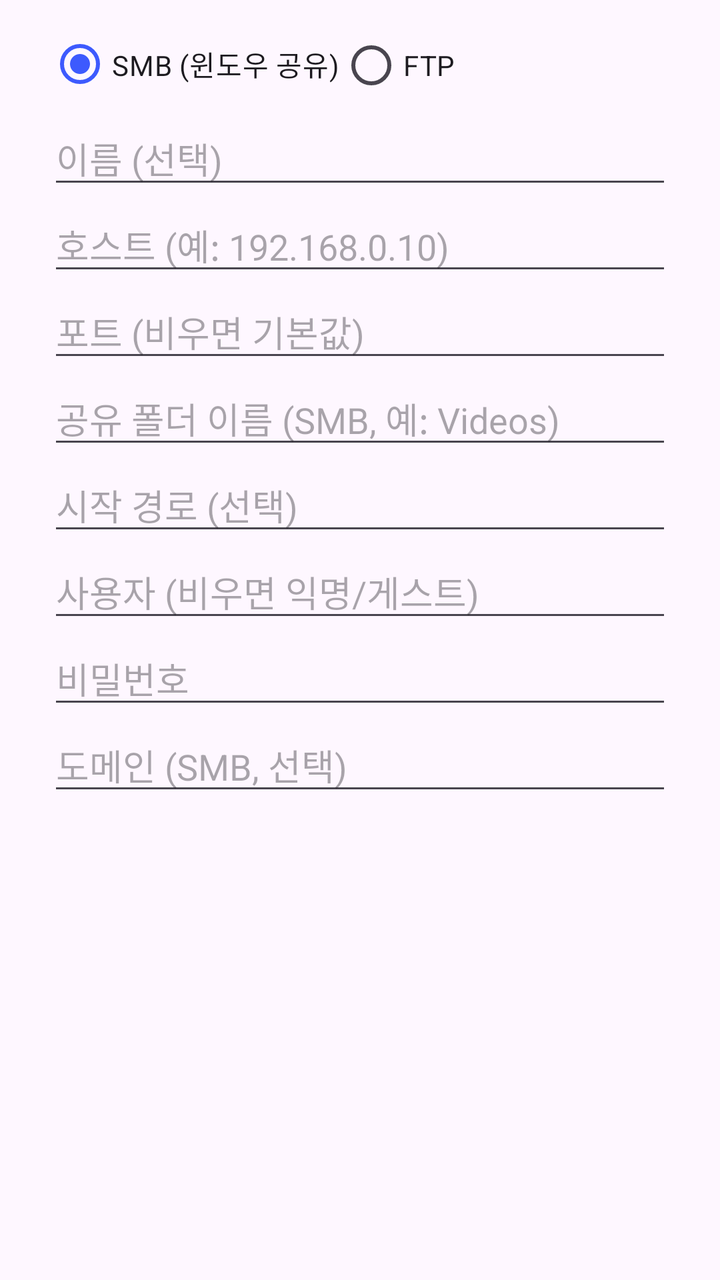
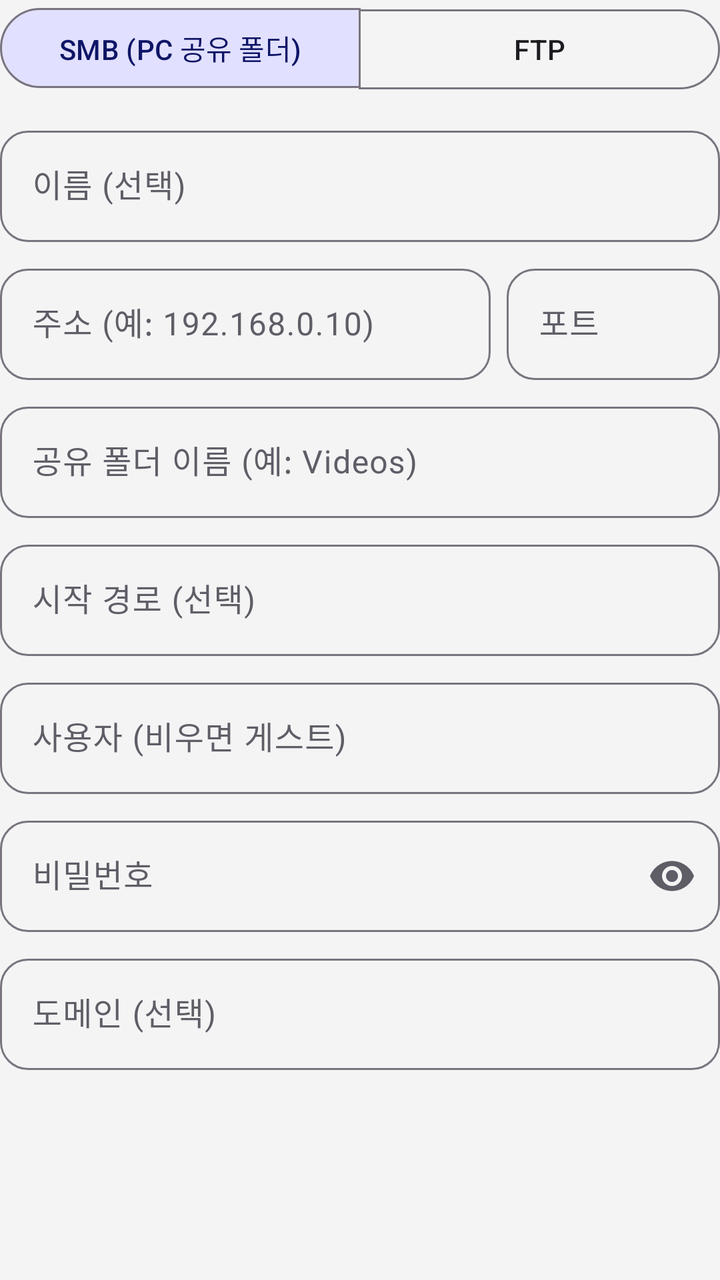

Before-and-after screenshots of an Android layout around one commit, followed by the original layout XML and the change that was made.
<!-- AndroidManifest.xml: application theme Theme.EveryVideo -->
<!-- res/layout/dialog_server.xml -->
<?xml version="1.0" encoding="utf-8"?>
<ScrollView xmlns:android="http://schemas.android.com/apk/res/android"
    android:layout_width="match_parent"
    android:layout_height="wrap_content">

    <LinearLayout
        android:layout_width="match_parent"
        android:layout_height="wrap_content"
        android:orientation="vertical"
        android:paddingStart="24dp"
        android:paddingTop="8dp"
        android:paddingEnd="24dp">

        <RadioGroup
            android:id="@+id/type"
            android:layout_width="match_parent"
            android:layout_height="wrap_content"
            android:orientation="horizontal">

            <RadioButton
                android:id="@+id/typeSmb"
                android:layout_width="wrap_content"
                android:layout_height="wrap_content"
                android:checked="true"
                android:text="SMB (윈도우 공유)" />

            <RadioButton
                android:id="@+id/typeFtp"
                android:layout_width="wrap_content"
                android:layout_height="wrap_content"
                android:text="FTP" />
        </RadioGroup>

        <EditText
            android:id="@+id/name"
            android:layout_width="match_parent"
            android:layout_height="wrap_content"
            android:hint="이름 (선택)"
            android:inputType="text" />

        <EditText
            android:id="@+id/host"
            android:layout_width="match_parent"
            android:layout_height="wrap_content"
            android:hint="호스트 (예: 192.168.0.10)"
            android:inputType="textUri" />

        <EditText
            android:id="@+id/port"
            android:layout_width="match_parent"
            android:layout_height="wrap_content"
            android:hint="포트 (비우면 기본값)"
            android:inputType="number" />

        <EditText
            android:id="@+id/share"
            android:layout_width="match_parent"
            android:layout_height="wrap_content"
            android:hint="공유 폴더 이름 (SMB, 예: Videos)"
            android:inputType="text" />

        <EditText
            android:id="@+id/path"
            android:layout_width="match_parent"
            android:layout_height="wrap_content"
            android:hint="시작 경로 (선택)"
            android:inputType="text" />

        <EditText
            android:id="@+id/user"
            android:layout_width="match_parent"
            android:layout_height="wrap_content"
            android:hint="사용자 (비우면 익명/게스트)"
            android:inputType="text" />

        <EditText
            android:id="@+id/password"
            android:layout_width="match_parent"
            android:layout_height="wrap_content"
            android:hint="비밀번호"
            android:inputType="textPassword" />

        <EditText
            android:id="@+id/domain"
            android:layout_width="match_parent"
            android:layout_height="wrap_content"
            android:hint="도메인 (SMB, 선택)"
            android:inputType="text" />
    </LinearLayout>
</ScrollView>
<!-- resources referenced by this layout -->
<resources>
  <style name="Theme.EveryVideo" parent="Theme.Material3.DayNight">
          <item name="colorPrimary">@color/brand</item>
          <item name="colorSecondary">@color/accent</item>
      </style>
  <color name="brand">#FF3D5AFE</color>
  <color name="accent">#FFFFC400</color>
</resources>

<!-- the commit's change to res/layout/dialog_server.xml (unified diff, before → after) -->
@@ -1,90 +1,153 @@
 <?xml version="1.0" encoding="utf-8"?>
 <ScrollView xmlns:android="http://schemas.android.com/apk/res/android"
+    xmlns:app="http://schemas.android.com/apk/res-auto"
     android:layout_width="match_parent"
-    android:layout_height="wrap_content">
+    android:layout_height="wrap_content"
+    android:scrollbars="none">
 
     <LinearLayout
         android:layout_width="match_parent"
         android:layout_height="wrap_content"
-        android:orientation="vertical"
-        android:paddingStart="24dp"
-        android:paddingTop="8dp"
-        android:paddingEnd="24dp">
+        android:orientation="vertical">
 
-        <RadioGroup
+        <com.google.android.material.button.MaterialButtonToggleGroup
             android:id="@+id/type"
             android:layout_width="match_parent"
             android:layout_height="wrap_content"
+            android:layout_marginBottom="12dp"
+            app:checkedButton="@+id/typeSmb"
+            app:selectionRequired="true"
+            app:singleSelection="true">
+
+            <com.google.android.material.button.MaterialButton
+                android:id="@+id/typeSmb"
+                style="@style/Widget.Material3.Button.OutlinedButton"
+                android:layout_width="0dp"
+                android:layout_height="wrap_content"
+                android:layout_weight="1"
+                android:text="SMB (PC 공유 폴더)" />
+
+            <com.google.android.material.button.MaterialButton
+                android:id="@+id/typeFtp"
+                style="@style/Widget.Material3.Button.OutlinedButton"
+                android:layout_width="0dp"
+                android:layout_height="wrap_content"
+                android:layout_weight="1"
+                android:text="FTP" />
+        </com.google.android.material.button.MaterialButtonToggleGroup>
+
+        <com.google.android.material.textfield.TextInputLayout
+            android:layout_width="match_parent"
+            android:layout_height="wrap_content"
+            android:hint="이름 (선택)">
+
+            <com.google.android.material.textfield.TextInputEditText
+                android:id="@+id/name"
+                android:layout_width="match_parent"
+                android:layout_height="wrap_content"
+                android:inputType="text" />
+        </com.google.android.material.textfield.TextInputLayout>
+
+        <LinearLayout
+            android:layout_width="match_parent"
+            android:layout_height="wrap_content"
+            android:layout_marginTop="8dp"
             android:orientation="horizontal">
 
-            <RadioButton
-                android:id="@+id/typeSmb"
-                android:layout_width="wrap_content"
+            <com.google.android.material.textfield.TextInputLayout
+                android:layout_width="0dp"
                 android:layout_height="wrap_content"
-                android:checked="true"
-                android:text="SMB (윈도우 공유)" />
+                android:layout_weight="2.3"
+                android:hint="주소 (예: 192.168.0.10)">
 
-            <RadioButton
-                android:id="@+id/typeFtp"
-                android:layout_width="wrap_content"
+                <com.google.android.material.textfield.TextInputEditText
+                    android:id="@+id/host"
+                    android:layout_width="match_parent"
+                    android:layout_height="wrap_content"
+                    android:inputType="textUri" />
+            </com.google.android.material.textfield.TextInputLayout>
+
+            <com.google.android.material.textfield.TextInputLayout
+                android:layout_width="0dp"
                 android:layout_height="wrap_content"
-                android:text="FTP" />
-        </RadioGroup>
+                android:layout_marginStart="8dp"
+                android:layout_weight="1"
+                android:hint="포트">
 
-        <EditText
-            android:id="@+id/name"
+                <com.google.android.material.textfield.TextInputEditText
+                    android:id="@+id/port"
+                    android:layout_width="match_parent"
+                    android:layout_height="wrap_content"
+                    android:inputType="number" />
+            </com.google.android.material.textfield.TextInputLayout>
+        </LinearLayout>
+
+        <com.google.android.material.textfield.TextInputLayout
+            android:id="@+id/shareLayout"
             android:layout_width="match_parent"
             android:layout_height="wrap_content"
-            android:hint="이름 (선택)"
-            android:inputType="text" />
+            android:layout_marginTop="8dp"
+            android:hint="공유 폴더 이름 (예: Videos)">
 
-        <EditText
-            android:id="@+id/host"
+            <com.google.android.material.textfield.TextInputEditText
+                android:id="@+id/share"
+                android:layout_width="match_parent"
+                android:layout_height="wrap_content"
+                android:inputType="text" />
+        </com.google.android.material.textfield.TextInputLayout>
+
+        <com.google.android.material.textfield.TextInputLayout
             android:layout_width="match_parent"
             android:layout_height="wrap_content"
-            android:hint="호스트 (예: 192.168.0.10)"
-            android:inputType="textUri" />
+            android:layout_marginTop="8dp"
+            android:hint="시작 경로 (선택)">
 
-        <EditText
-            android:id="@+id/port"
+            <com.google.android.material.textfield.TextInputEditText
+                android:id="@+id/path"
+                android:layout_width="match_parent"
+                android:layout_height="wrap_content"
+                android:inputType="text" />
+        </com.google.android.material.textfield.TextInputLayout>
+
+        <com.google.android.material.textfield.TextInputLayout
             android:layout_width="match_parent"
             android:layout_height="wrap_content"
-            android:hint="포트 (비우면 기본값)"
-            android:inputType="number" />
+            android:layout_marginTop="8dp"
+            android:hint="사용자 (비우면 게스트)">
 
-        <EditText
-            android:id="@+id/share"
+            <com.google.android.material.textfield.TextInputEditText
+                android:id="@+id/user"
+                android:layout_width="match_parent"
+                android:layout_height="wrap_content"
+                android:inputType="text" />
+        </com.google.android.material.textfield.TextInputLayout>
+
+        <com.google.android.material.textfield.TextInputLayout
             android:layout_width="match_parent"
             android:layout_height="wrap_content"
-            android:hint="공유 폴더 이름 (SMB, 예: Videos)"
-            android:inputType="text" />
+            android:layout_marginTop="8dp"
+            android:hint="비밀번호"
+            app:endIconMode="password_toggle">
 
-        <EditText
-            android:id="@+id/path"
+            <com.google.android.material.textfield.TextInputEditText
+                android:id="@+id/password"
+                android:layout_width="match_parent"
+                android:layout_height="wrap_content"
+                android:inputType="textPassword" />
+        </com.google.android.material.textfield.TextInputLayout>
+
+        <com.google.android.material.textfield.TextInputLayout
+            android:id="@+id/domainLayout"
             android:layout_width="match_parent"
             android:layout_height="wrap_content"
-            android:hint="시작 경로 (선택)"
-            android:inputType="text" />
+            android:layout_marginTop="8dp"
+            android:hint="도메인 (선택)">
 
-        <EditText
-            android:id="@+id/user"
-            android:layout_width="match_parent"
-            android:layout_height="wrap_content"
-            android:hint="사용자 (비우면 익명/게스트)"
-            android:inputType="text" />
-
-        <EditText
-            android:id="@+id/password"
-            android:layout_width="match_parent"
-            android:layout_height="wrap_content"
-            android:hint="비밀번호"
-            android:inputType="textPassword" />
-
-        <EditText
-            android:id="@+id/domain"
-            android:layout_width="match_parent"
-            android:layout_height="wrap_content"
-            android:hint="도메인 (SMB, 선택)"
-            android:inputType="text" />
+            <com.google.android.material.textfield.TextInputEditText
+                android:id="@+id/domain"
+                android:layout_width="match_parent"
+                android:layout_height="wrap_content"
+                android:inputType="text" />
+        </com.google.android.material.textfield.TextInputLayout>
     </LinearLayout>
 </ScrollView>
<!-- resource entries referenced after the edit -->
@@ -1,10 +1,39 @@
 <!-- resources referenced by this layout -->
 <resources>
-  <style name="Theme.EveryVideo" parent="Theme.Material3.DayNight">
-          <item name="colorPrimary">@color/brand</item>
-          <item name="colorSecondary">@color/accent</item>
+  <style name="Theme.EveryVideo" parent="Base.EveryVideo" />
+  <style name="Base.EveryVideo" parent="Theme.Material3.DayNight.NoActionBar">
+          <item name="colorPrimary">@color/primary</item>
+          <item name="colorOnPrimary">@color/on_primary</item>
+          <item name="colorPrimaryContainer">@color/primary_container</item>
+          <item name="colorOnPrimaryContainer">@color/on_primary_container</item>
+          <item name="colorSecondaryContainer">@color/primary_container</item>
+          <item name="colorOnSecondaryContainer">@color/on_primary_container</item>
+          <item name="colorSurface">@color/surface</item>
+          <item name="colorOnSurface">@color/text_primary</item>
+          <item name="colorOnSurfaceVariant">@color/text_secondary</item>
+          <item name="android:colorBackground">@color/content_bg</item>
+          <item name="android:windowBackground">@color/content_bg</item>
+          <item name="android:statusBarColor">@color/sidebar</item>
+          <item name="android:navigationBarColor">@color/content_bg</item>
+          <item name="android:windowLightStatusBar">@bool/light_bars</item>
+          <item name="android:windowLightNavigationBar">@bool/light_bars</item>
+          <item name="textInputStyle">@style/Widget.EveryVideo.TextInput</item>
+          <item name="materialSwitchStyle">@style/Widget.Material3.CompoundButton.MaterialSwitch</item>
       </style>
-  <color name="brand">#FF3D5AFE</color>
-  <color name="accent">#FFFFC400</color>
+  <color name="primary">#FF4F5BD5</color>
+  <color name="on_primary">#FFFFFFFF</color>
+  <color name="primary_container">#FFE1E0FF</color>
+  <color name="on_primary_container">#FF0E1566</color>
+  <color name="surface">#FFFFFFFF</color>
+  <color name="text_primary">#FF1C1B1F</color>
+  <color name="text_secondary">#FF5F5D66</color>
+  <color name="content_bg">#FFF4F4F5</color>
+  <color name="sidebar">#FFF7EEEC</color>
+  <style name="Widget.EveryVideo.TextInput" parent="Widget.Material3.TextInputLayout.OutlinedBox">
+          <item name="boxCornerRadiusTopStart">14dp</item>
+          <item name="boxCornerRadiusTopEnd">14dp</item>
+          <item name="boxCornerRadiusBottomStart">14dp</item>
+          <item name="boxCornerRadiusBottomEnd">14dp</item>
+      </style>
 </resources>
 
